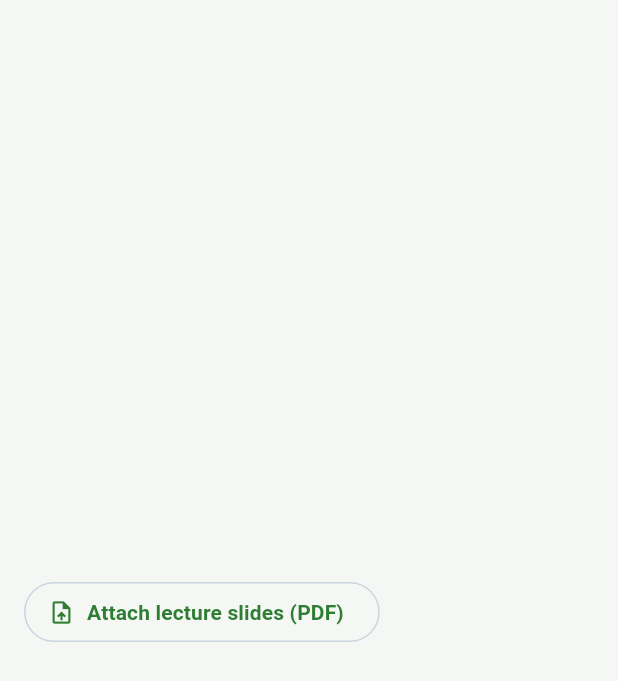
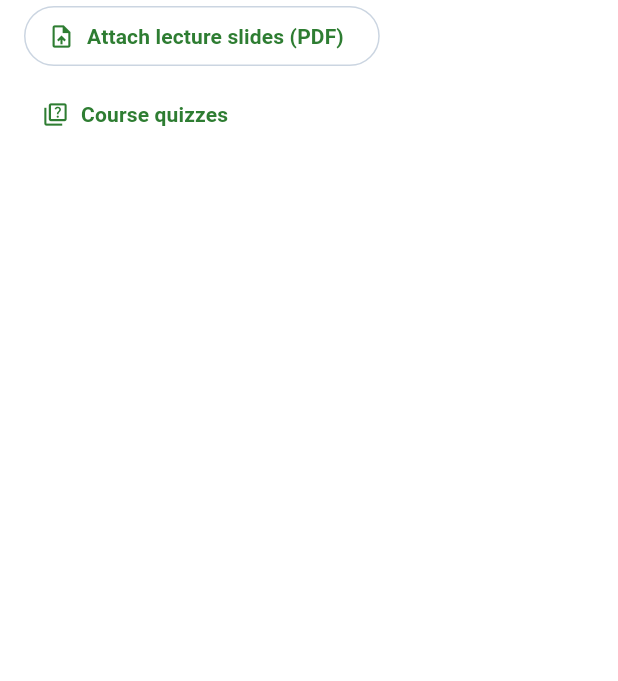
Before and after one commit to JuvelynSackey/companionapp, a Flutter app: the _SlidesBar screen opened directly with empty values, on a phone screen of 412 x 824 dp. Shown: the top 681 px of the screen. Run offline on Flutter 3.47's test engine with Material 3 defaults, Android fonts, the phone set to English and light mode, and no system bars; our stand-ins replace dio, file_picker, firebase_auth, firebase_core, firebase_messaging, flutter_local_notifications and 7 more; missing offline and left inert: maplibre_gl, syncfusion_flutter_pdf; accounts and stored records are empty; network calls fail.

Commit message:
Resources: Lost & Found replaces the Quizzes tab; quizzes move to the AI Tutor
Resources now has Portals and Lost & Found. Lecturers' course quizzes open
from a "Course quizzes" button in the AI Tutor (on the tutor's course), next
to slide-based practice. The assistant's description of the app is updated.

Co-Authored-By: Claude Opus 5.5 <noreply@anthropic.com>

```diff
--- a/mobile/lib/features/assistant/context_aggregator.dart
+++ b/mobile/lib/features/assistant/context_aggregator.dart
@@ -99,7 +99,7 @@ Current Context:
 - Active Alerts: $alertSummary
 - Upcoming Events: $eventSummary$unavailableNote
 
-Answer clearly, politely, with actionable times and venue names. The app's sections are: Timetable, Exams, Analytics (grades), Alerts, the campus map, Lost & Found, and Resources (the institution's official portals and documents, and quizzes). Do not invent opening hours, fees, shuttle times or other campus facts that are not given above; for those, direct the student to the official portals in Resources.''';
+Answer clearly, politely, with actionable times and venue names. The app's sections are: Timetable, Exams, Analytics (grades), Alerts, the campus map, the AI Tutor (course help, practice questions from uploaded slides, and lecturers' course quizzes), and Resources (the institution's official portals and documents, and the Lost & Found board). Do not invent opening hours, fees, shuttle times or other campus facts that are not given above; for those, direct the student to the official portals in Resources.''';
   }
 }
 
--- a/mobile/lib/features/tutor/tutor_screen.dart
+++ b/mobile/lib/features/tutor/tutor_screen.dart
@@ -2,6 +2,7 @@ import 'package:file_picker/file_picker.dart';
 import 'package:flutter/material.dart';
 import 'package:flutter_riverpod/flutter_riverpod.dart';
 import '../assistant/gemini_assistant_service.dart';
+import '../quizzes/quizzes_screen.dart';
 import '../../core/providers/core_providers.dart';
 import '../../core/theme/campus_companion_theme.dart';
 import '../../widgets/async_value_view.dart';
@@ -130,9 +131,12 @@ class _SlidesBar extends ConsumerWidget {
     final slides = ref.watch(tutorSlidesProvider(courseId));
     return Padding(
       padding: const EdgeInsets.fromLTRB(16, 0, 16, 8),
-      child: Align(
-        alignment: Alignment.centerLeft,
-        child: slides == null
+      child: Wrap(
+        spacing: 8,
+        runSpacing: 4,
+        crossAxisAlignment: WrapCrossAlignment.center,
+        children: [
+          slides == null
             ? OutlinedButton.icon(
                 onPressed: () => _pick(context, ref),
                 icon: const Icon(Icons.upload_file),
@@ -144,6 +148,19 @@ class _SlidesBar extends ConsumerWidget {
                 tooltip: 'Remove these slides',
                 onDeleted: () => ref.read(tutorSlidesProvider(courseId).notifier).state = null,
               ),
+          // Quizzes written by lecturers for this course (they used to be a
+          // Resources tab).
+          TextButton.icon(
+            onPressed: () => Navigator.of(context).push(MaterialPageRoute(
+              builder: (_) => Scaffold(
+                appBar: AppBar(title: const Text('Course quizzes')),
+                body: QuizzesTab(initialCourseId: courseId),
+              ),
+            )),
+            icon: const Icon(Icons.quiz_outlined),
+            label: const Text('Course quizzes'),
+          ),
+        ],
       ),
     );
   }
```
Also changed, not shown: mobile/lib/features/lost_found/lost_found_screen.dart (+5 -2 lines), mobile/lib/features/quizzes/quizzes_screen.dart (+6 -2 lines), mobile/lib/features/resources/resources_screen.dart (+6 -4 lines), 1 other file.
